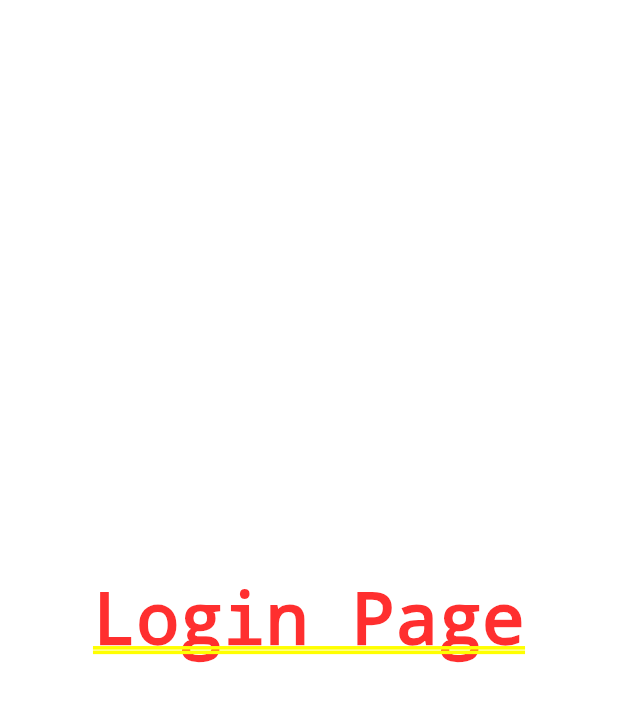
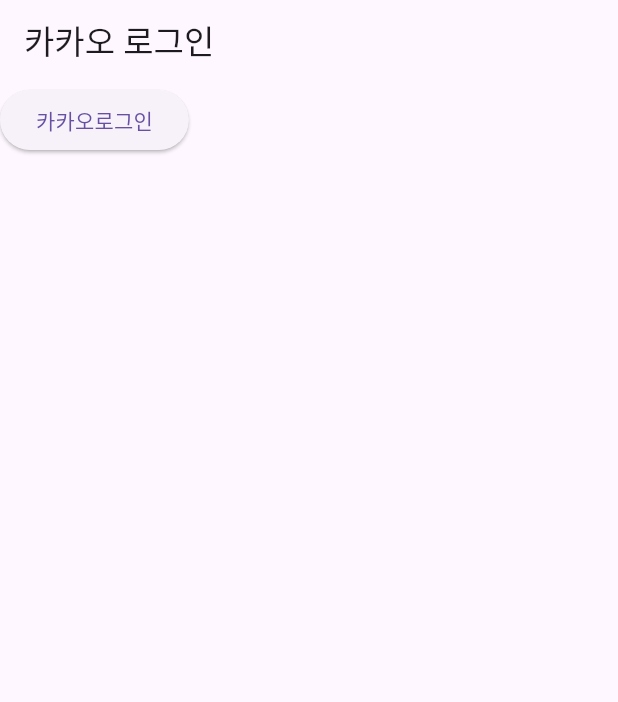
Before and after one commit to yunchocopie/ouath-kakao-credential-flutter, a Flutter app: the screen it shows after launch, on a phone screen of 412 x 824 dp. Shown: the top 702 px of the screen. Run offline on Flutter 3.47's test engine with Material 3 defaults, Android fonts, the phone set to English and light mode, and no system bars; our stand-ins replace dio, flutter_riverpod, flutter_secure_storage; missing offline and left inert: kakao_flutter_sdk.

Commit message:
OAuth Kakao Credential Login 완료

```diff
--- /dev/null
+++ b/lib/_core/http.dart
@@ -0,0 +1,13 @@
+import 'package:dio/dio.dart';
+import 'package:flutter_secure_storage/flutter_secure_storage.dart';
+
+final baseUrl = "http://192.168.0.82";
+// mac : ipconfig getifaddr en0
+final dio = Dio(
+  BaseOptions(
+    baseUrl: baseUrl, // 내 IP 입력
+    contentType: "application/json; charset=utf-8",
+    validateStatus: (status) => true, // 200 이 아니어도 예외 발생안하게 설정
+  ),
+);
+const secureStorage = FlutterSecureStorage();
--- a/lib/main.dart
+++ b/lib/main.dart
@@ -1,11 +1,17 @@
 import 'package:flutter/material.dart';
 import 'package:flutter_riverpod/flutter_riverpod.dart';
+import 'package:kakao_flutter_sdk/kakao_flutter_sdk.dart';
 import 'package:oauthapp/_core/move.dart';
 import 'ui/login_page/login_page.dart';
 
 GlobalKey<NavigatorState> navigatorKey = GlobalKey<NavigatorState>();
 
 void main() {
+    // 웹 환경에서 카카오 로그인을 정상적으로 완료하려면 runApp() 호출 전 아래 메서드 호출 필요
+    WidgetsFlutterBinding.ensureInitialized();
+
+    // runApp() 호출 전 Flutter SDK 초기화
+    KakaoSdk.init(nativeAppKey: 'b545c60ee4c1c822251dc3b08c716f17',);
   runApp(ProviderScope(child: MyApp()));
 }
 
--- a/lib/ui/login_page/login_page.dart
+++ b/lib/ui/login_page/login_page.dart
@@ -1,12 +1,46 @@
 import 'package:flutter/material.dart';
+import 'package:kakao_flutter_sdk/kakao_flutter_sdk.dart';
+import 'package:oauthapp/_core/http.dart';
 
 class LoginPage extends StatelessWidget {
   const LoginPage({super.key});
 
   @override
   Widget build(BuildContext context) {
-    return Center(
-      child: Text("Login Page"),
+    return Scaffold(
+      appBar: AppBar(
+        title: Text("카카오 로그인"),
+      ),
+      body: ElevatedButton(
+        child: Text("카카오로그인"),
+        onPressed: () async {
+          kakaoLogin();
+        },
+      ),
     );
   }
+
+  void kakaoLogin() async {
+    try {
+      // 1. 크리덴셜 로그인 - 토큰 받기
+      OAuthToken token = await UserApi.instance.loginWithKakaoAccount();
+      // Bl_yCbOpzJe4vQGNCBX_cQI0VVBvdUm3AAAAAQo9dNsAAAGP3IxzfMYNwJ_muSR4
+      print('카카오계정으로 로그인 성공 ${token.accessToken}');
+
+      // 2. 토큰(카카오)을 스프링서버에 전달하기 (스프링 서버한테 나 인증했어!! 라고 알려주는것)
+      final response = await dio.get("/oauth/callback",
+          queryParameters: {"accessToken": token.accessToken});
+
+      // 3. 토큰(스프링서버) 응답받기
+      final blogAccessToken = response.headers["Authorization"]!.first;
+      print("blogAccessToken : ${blogAccessToken}");
+
+      // 4. 시큐어 스토리지에 저장
+      secureStorage.write(key: "blogAccessToken", value: blogAccessToken);
+
+      // 5. static, const 변수, riverpod 상태관리 (생략)
+    } catch (error) {
+      print('카카오계정으로 로그인 실패 $error');
+    }
+  }
 }
--- a/pubspec.yaml
+++ b/pubspec.yaml
@@ -38,6 +38,7 @@
   flutter_secure_storage: ^8.0.0
   dio: ^5.2.0
   flutter_riverpod: ^2.3.6
+  kakao_flutter_sdk: ^1.9.2
 
 dev_dependencies:
   flutter_test:
@@ -62,9 +63,8 @@
   uses-material-design: true
 
   # To add assets to your application, add an assets section, like this:
-  # assets:
-  #   - images/a_dot_burr.jpeg
-  #   - images/a_dot_ham.jpeg
+  assets:
+    - assets/
 
   # An image asset can refer to one or more resolution-specific "variants", see
   # https://flutter.dev/assets-and-images/#resolution-aware
```
Also changed, not shown: assets/kakao_button.png (added), pubspec.lock, 2 other files.
